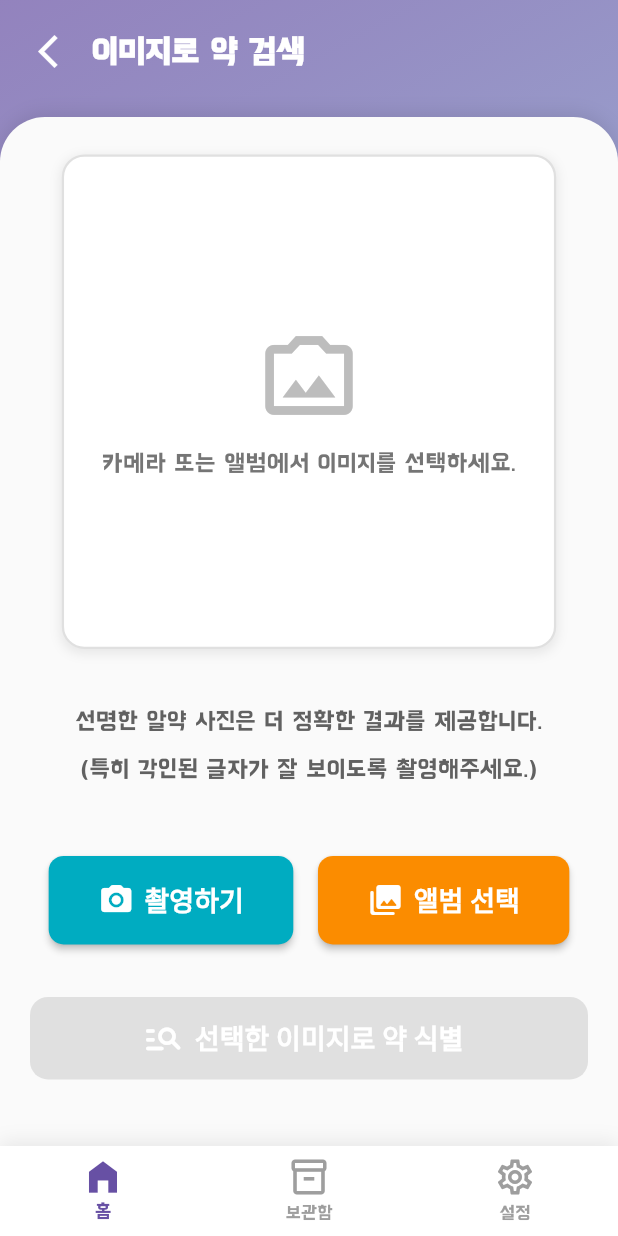
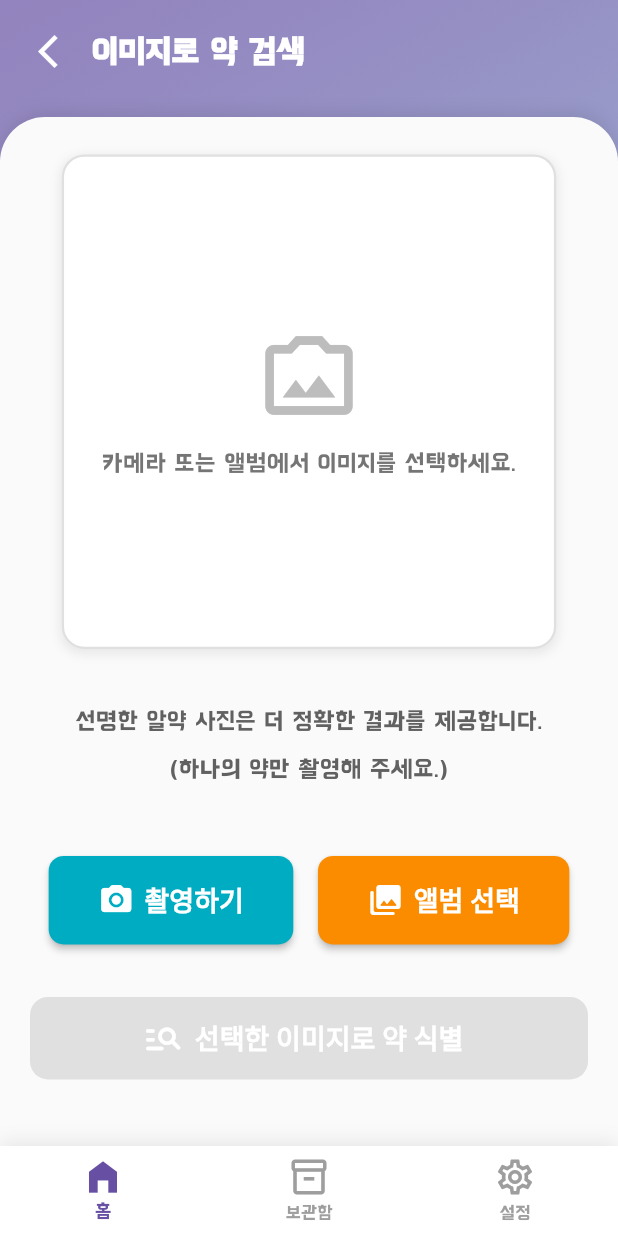
Before and after one commit to m1nse0k/drugApp, a Flutter app: the ImageSearchScreen screen opened by its route, on a phone screen of 412 x 824 dp. Run offline on Flutter 3.47's test engine with Material 3 defaults, Android fonts, the light colour scheme and no system bars; our stand-ins replace csv, device_info_plus, flutter_local_notifications, image_picker, just_audio, material_symbols_icons and 3 more; missing offline and left inert: android_alarm_manager_plus; accounts and stored records are empty.

Commit message:
안내문구 수정

```diff
--- a/lib/presentation/screens/imageSearch.dart
+++ b/lib/presentation/screens/imageSearch.dart
@@ -382,7 +382,7 @@ class _ImageSearchScreenState extends State<ImageSearchScreen> {
                             horizontal: 10.0,
                           ),
                           child: Text(
-                            '선명한 알약 사진은 더 정확한 결과를 제공합니다.\n(특히 각인된 글자가 잘 보이도록 촬영해주세요.)',
+                            '선명한 알약 사진은 더 정확한 결과를 제공합니다.\n(하나의 약만 촬영해 주세요.)',
                             style: TextStyle(
                               fontSize: 16,
                               color: Colors.grey[700],
```
